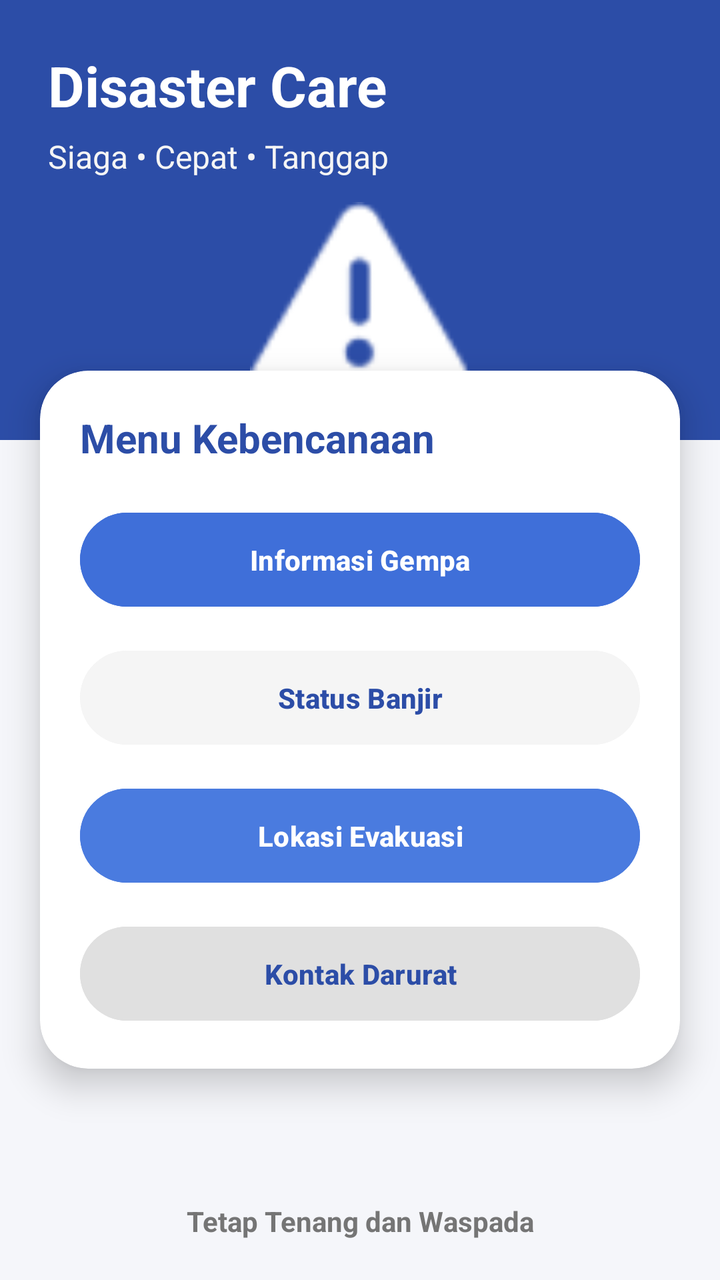
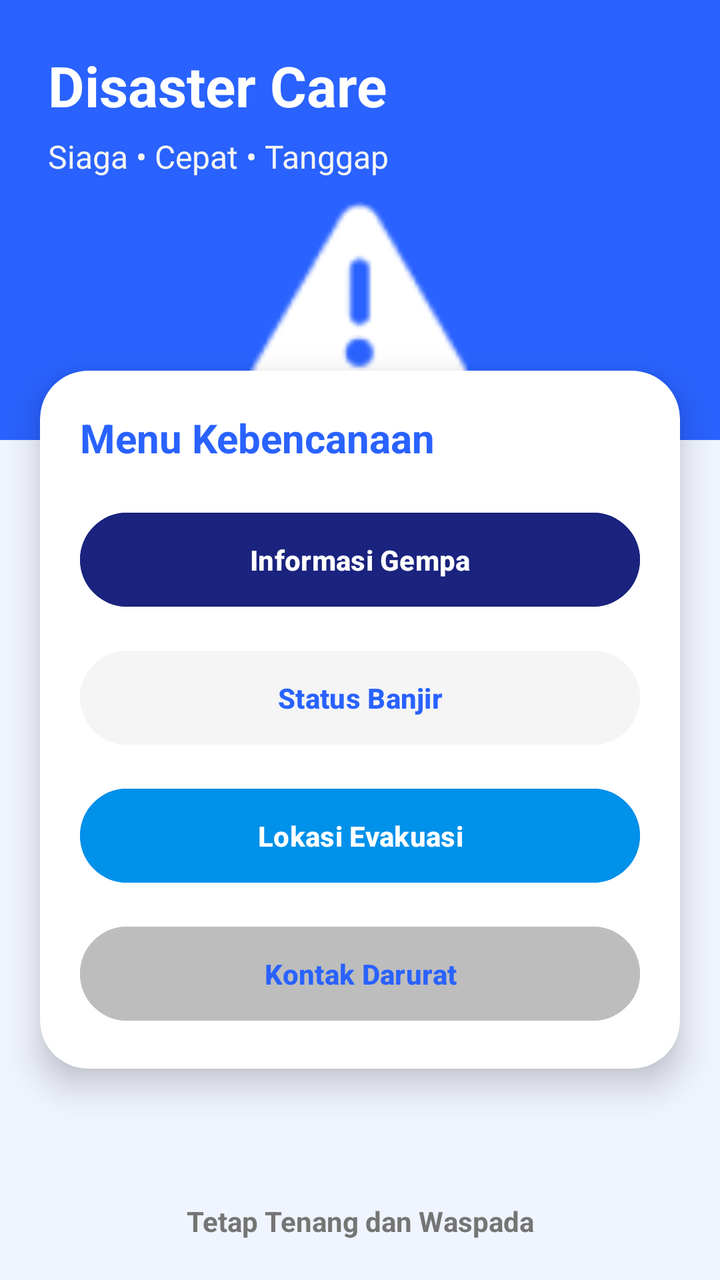

Screens rendered from an Android XML layout before and after an edit, with the pre-edit source and the edit as a unified diff.
<!-- AndroidManifest.xml: application theme Theme.FalahalWrold -->
<!-- res/layout/activity_seven.xml -->
<?xml version="1.0" encoding="utf-8"?>
<androidx.constraintlayout.widget.ConstraintLayout
    xmlns:android="http://schemas.android.com/apk/res/android"
    xmlns:tools="http://schemas.android.com/tools"
    xmlns:app="http://schemas.android.com/apk/res-auto"
    android:id="@+id/main"
    android:layout_width="match_parent"
    android:layout_height="match_parent"
    android:background="@color/colorBackground"
    tools:context=".Home.pertemuan9.pertemuan7.SevenActivity">

    

    <LinearLayout
        android:id="@+id/headerLayout"
        android:layout_width="0dp"
        android:layout_height="220dp"
        android:orientation="vertical"
        android:padding="24dp"
        android:background="@color/colorPrimary"
        app:layout_constraintTop_toTopOf="parent"
        app:layout_constraintStart_toStartOf="parent"
        app:layout_constraintEnd_toEndOf="parent">

        <TextView
            android:layout_width="wrap_content"
            android:layout_height="wrap_content"
            android:text="Disaster Care"
            android:textColor="@color/colorWhite"
            android:textSize="28sp"
            android:textStyle="bold"/>

        <TextView
            android:layout_width="wrap_content"
            android:layout_height="wrap_content"
            android:text="Siaga • Cepat • Tanggap"
            android:textColor="@color/google_btn_bg"
            android:textSize="16sp"
            android:layout_marginTop="6dp"/>

        <ImageView
            android:layout_width="110dp"
            android:layout_height="110dp"
            android:layout_gravity="center_horizontal"
            android:layout_marginTop="12dp"
            android:src="@android:drawable/ic_dialog_alert"
            app:tint="@color/colorWhite" />
    </LinearLayout>

    

    <androidx.cardview.widget.CardView
        android:id="@+id/menuCard"
        android:layout_width="0dp"
        android:layout_height="wrap_content"
        android:layout_marginStart="20dp"
        android:layout_marginEnd="20dp"
        android:layout_marginTop="-35dp"
        app:cardCornerRadius="24dp"
        app:cardElevation="10dp"
        app:cardBackgroundColor="@color/colorWhite"
        app:layout_constraintTop_toBottomOf="@id/headerLayout"
        app:layout_constraintStart_toStartOf="parent"
        app:layout_constraintEnd_toEndOf="parent">

        <LinearLayout
            android:layout_width="match_parent"
            android:layout_height="wrap_content"
            android:orientation="vertical"
            android:padding="20dp">

            <TextView
                android:layout_width="wrap_content"
                android:layout_height="wrap_content"
                android:text="Menu Kebencanaan"
                android:textSize="20sp"
                android:textStyle="bold"
                android:textColor="@color/colorPrimary"
                android:layout_marginBottom="20dp"/>

            

            <Button
                android:id="@+id/btnGempa"
                android:layout_width="match_parent"
                android:layout_height="55dp"
                android:text="Informasi Gempa"
                android:textAllCaps="false"
                android:textStyle="bold"
                android:textColor="@color/colorWhite"
                android:backgroundTint="@color/birutua"
                android:layout_marginBottom="14dp"/>

            

            <Button
                android:id="@+id/btnBanjir"
                android:layout_width="match_parent"
                android:layout_height="55dp"
                android:text="Status Banjir"
                android:textAllCaps="false"
                android:textStyle="bold"
                android:textColor="@color/colorPrimary"
                android:backgroundTint="@color/google_btn_bg"
                android:layout_marginBottom="14dp"/>

            

            <Button
                android:id="@+id/btnEvakuasi"
                android:layout_width="match_parent"
                android:layout_height="55dp"
                android:text="Lokasi Evakuasi"
                android:textAllCaps="false"
                android:textStyle="bold"
                android:textColor="@color/colorWhite"
                android:backgroundTint="@color/colorAccent"
                android:layout_marginBottom="14dp"/>

            

            <Button
                android:id="@+id/btnDarurat"
                android:layout_width="match_parent"
                android:layout_height="55dp"
                android:text="Kontak Darurat"
                android:textAllCaps="false"
                android:textStyle="bold"
                android:textColor="@color/colorPrimary"
                android:backgroundTint="@color/grey"/>

        </LinearLayout>

    </androidx.cardview.widget.CardView>

    

    <TextView
        android:id="@+id/txtFooter"
        android:layout_width="wrap_content"
        android:layout_height="wrap_content"
        android:text="Tetap Tenang dan Waspada"
        android:textColor="@color/text_secondary"
        android:textStyle="bold"
        android:textSize="14sp"
        android:layout_marginBottom="20dp"
        app:layout_constraintBottom_toBottomOf="parent"
        app:layout_constraintStart_toStartOf="parent"
        app:layout_constraintEnd_toEndOf="parent"/>

</androidx.constraintlayout.widget.ConstraintLayout>
<!-- resources referenced by this layout -->
<resources>
  <color name="birutua">#3F6FD9</color>
  <color name="colorAccent">#4A7BDF</color>
  <color name="colorBackground">#F5F6FA</color>
  <color name="colorPrimary">#2C4DA7</color>
  <color name="colorWhite">#FFFFFF</color>
  <color name="google_btn_bg">#F5F5F5</color>
  <color name="grey">#E0E0E0</color>
  <color name="text_secondary">#757575</color>
  <style name="Theme.FalahalWrold" parent="Base.Theme.FalahalWrold" />
  <style name="Base.Theme.FalahalWrold" parent="Theme.Material3.DayNight.NoActionBar">
          
          
      </style>
</resources>

<!-- the commit's change to res/layout/activity_seven.xml (unified diff, before → after) -->
@@ -7,7 +7,7 @@
     android:layout_width="match_parent"
     android:layout_height="match_parent"
     android:background="@color/colorBackground"
-    tools:context=".Home.pertemuan9.pertemuan7.SevenActivity">
+    tools:context=".Home.pertemuan7.SevenActivity">
 
     
 
<!-- resource entries referenced after the edit -->
@@ -1,12 +1,12 @@
 <!-- resources referenced by this layout -->
 <resources>
-  <color name="birutua">#3F6FD9</color>
-  <color name="colorAccent">#4A7BDF</color>
-  <color name="colorBackground">#F5F6FA</color>
-  <color name="colorPrimary">#2C4DA7</color>
+  <color name="birutua">#1A237E</color>
+  <color name="colorAccent">#0091EA</color>
+  <color name="colorBackground">#F0F4FF</color>
+  <color name="colorPrimary">#2962FF</color>
   <color name="colorWhite">#FFFFFF</color>
   <color name="google_btn_bg">#F5F5F5</color>
-  <color name="grey">#E0E0E0</color>
+  <color name="grey">#BDBDBD</color>
   <color name="text_secondary">#757575</color>
   <style name="Theme.FalahalWrold" parent="Base.Theme.FalahalWrold" />
   <style name="Base.Theme.FalahalWrold" parent="Theme.Material3.DayNight.NoActionBar">
